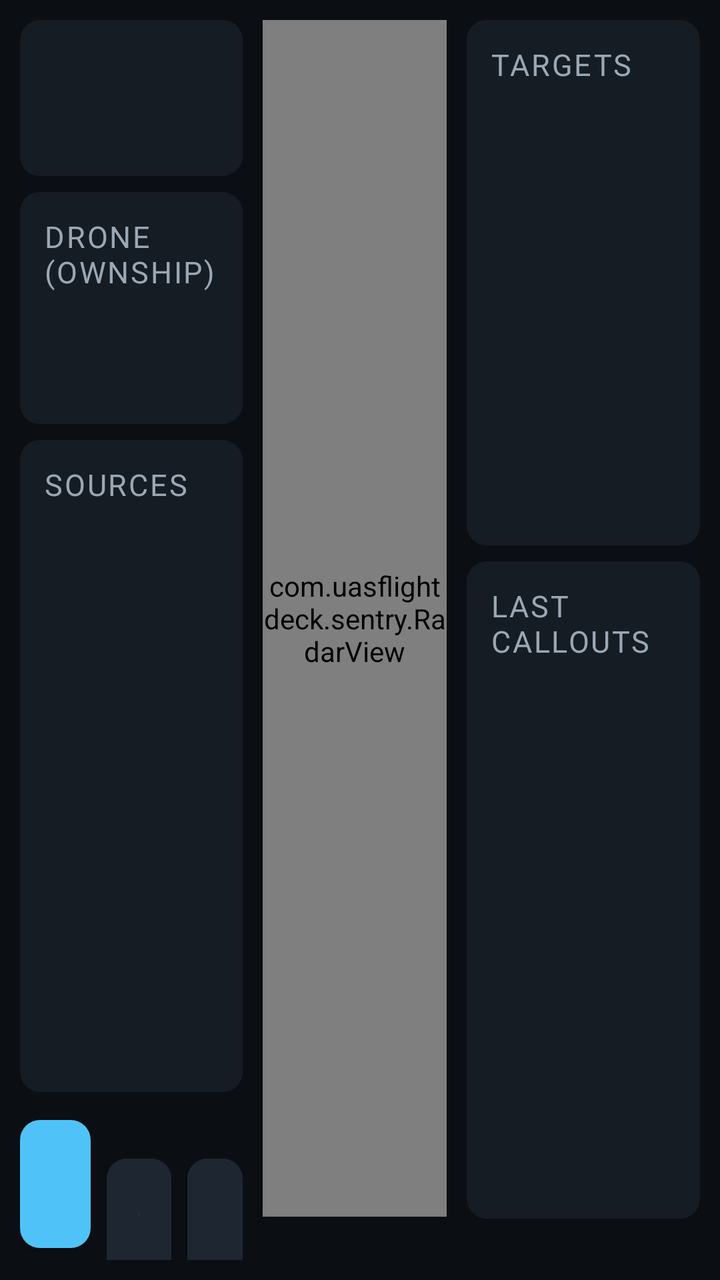
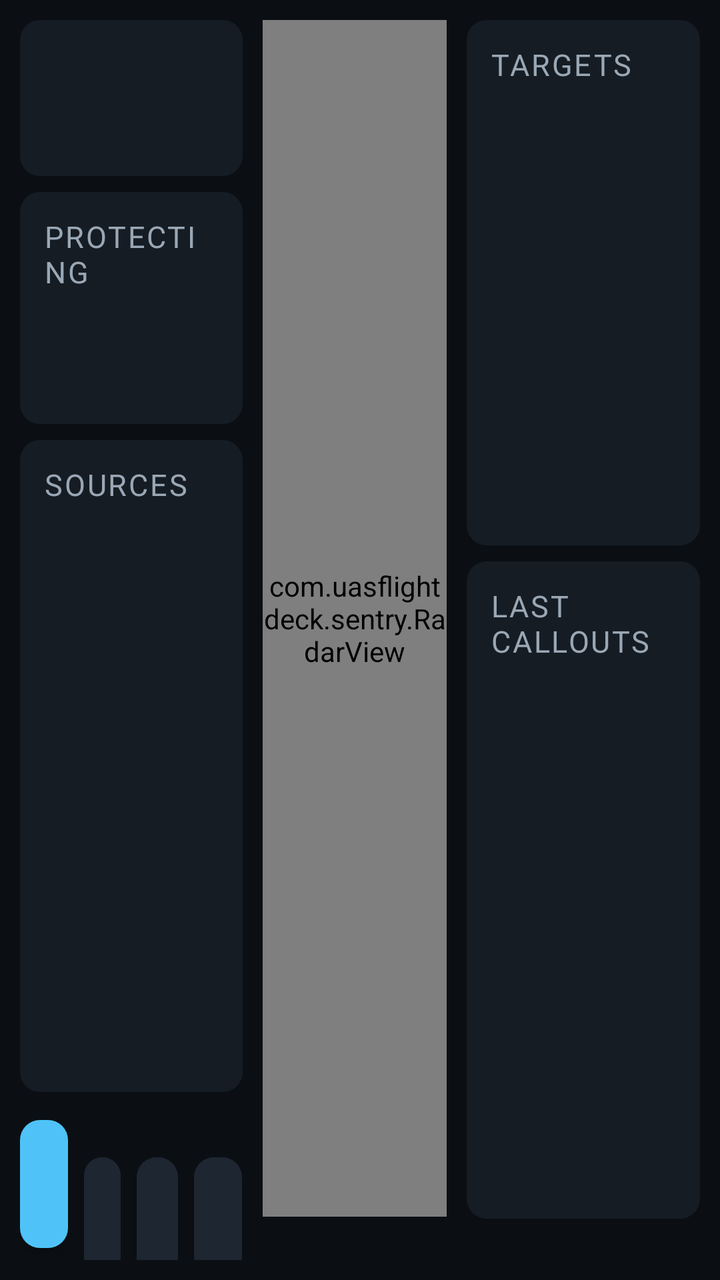

The first picture is an Android layout as it rendered before a commit; the second is the same layout after the commit. The layout source and the unified diff follow.
<!-- AndroidManifest.xml: application theme Theme.Sentry -->
<!-- res/layout/activity_main.xml -->
<?xml version="1.0" encoding="utf-8"?>
<LinearLayout xmlns:android="http://schemas.android.com/apk/res/android"
    android:layout_width="match_parent"
    android:layout_height="match_parent"
    android:background="@color/bg"
    android:orientation="horizontal"
    android:padding="10dp">

    
    <LinearLayout
        android:layout_width="0dp"
        android:layout_height="match_parent"
        android:layout_weight="1.15"
        android:orientation="vertical">

        <TextView
            android:id="@+id/banner"
            android:layout_width="match_parent"
            android:layout_height="wrap_content"
            android:background="@drawable/panel_bg"
            android:gravity="center_vertical"
            android:minHeight="78dp"
            android:paddingHorizontal="14dp"
            android:paddingVertical="8dp"
            android:textColor="@color/bg"
            android:textSize="28sp"
            android:textStyle="bold" />

        <ProgressBar
            android:id="@+id/replayProgress"
            style="?android:attr/progressBarStyleHorizontal"
            android:layout_width="match_parent"
            android:layout_height="8dp"
            android:layout_marginTop="4dp"
            android:max="1000"
            android:progressTint="@color/replay"
            android:visibility="gone" />

        <LinearLayout
            style="@style/Sentry.Panel"
            android:layout_width="match_parent"
            android:layout_height="wrap_content"
            android:layout_marginTop="8dp"
            android:orientation="vertical">
            <TextView style="@style/Sentry.Label" android:layout_width="wrap_content" android:layout_height="wrap_content" android:text="Drone (ownship)" />
            <TextView android:id="@+id/drone" style="@style/Sentry.Value" android:layout_width="match_parent" android:layout_height="wrap_content" android:textSize="24sp" android:textStyle="bold" />
            <TextView android:id="@+id/droneDetail" android:layout_width="match_parent" android:layout_height="wrap_content" android:textColor="@color/dim" android:textSize="16sp" />
        </LinearLayout>

        <LinearLayout
            style="@style/Sentry.Panel"
            android:layout_width="match_parent"
            android:layout_height="0dp"
            android:layout_marginTop="8dp"
            android:layout_weight="1"
            android:orientation="vertical">
            <TextView style="@style/Sentry.Label" android:layout_width="wrap_content" android:layout_height="wrap_content" android:text="Sources" />
            <TextView android:id="@+id/sources" android:layout_width="match_parent" android:layout_height="wrap_content" android:fontFamily="monospace" android:textSize="16sp" android:lineSpacingExtra="4dp" />
        </LinearLayout>

        <LinearLayout
            android:layout_width="match_parent"
            android:layout_height="wrap_content"
            android:layout_marginTop="8dp"
            android:orientation="horizontal">
            <com.google.android.material.button.MaterialButton
                android:id="@+id/btnArm"
                style="@style/Sentry.Button"
                android:layout_width="0dp"
                android:layout_height="76dp"
                android:layout_weight="1.1"
                android:textSize="24sp" />
            <com.google.android.material.button.MaterialButton
                android:id="@+id/btnTest"
                style="@style/Sentry.Button"
                android:layout_width="0dp"
                android:layout_height="76dp"
                android:layout_marginStart="8dp"
                android:layout_weight="1"
                android:backgroundTint="@color/panel2"
                android:text="Test callout"
                android:textSize="17sp"
                android:textColor="@color/ink" />
            <com.google.android.material.button.MaterialButton
                android:id="@+id/btnSettings"
                style="@style/Sentry.Button"
                android:layout_width="0dp"
                android:layout_height="76dp"
                android:layout_marginStart="8dp"
                android:layout_weight="0.85"
                android:backgroundTint="@color/panel2"
                android:text="Settings"
                android:textSize="17sp"
                android:textColor="@color/ink" />
        </LinearLayout>
    </LinearLayout>

    
    <LinearLayout
        android:layout_width="0dp"
        android:layout_height="match_parent"
        android:layout_marginStart="10dp"
        android:layout_weight="0.95"
        android:gravity="center_horizontal"
        android:orientation="vertical">
        <com.uasflightdeck.sentry.RadarView
            android:id="@+id/radar"
            android:layout_width="match_parent"
            android:layout_height="0dp"
            android:layout_weight="1" />
        <TextView
            android:id="@+id/zones"
            android:layout_width="match_parent"
            android:layout_height="wrap_content"
            android:gravity="center"
            android:textColor="@color/dim"
            android:textSize="16sp" />
    </LinearLayout>

    
    <LinearLayout
        android:layout_width="0dp"
        android:layout_height="match_parent"
        android:layout_marginStart="10dp"
        android:layout_weight="1.2"
        android:orientation="vertical">
        <LinearLayout
            style="@style/Sentry.Panel"
            android:layout_width="match_parent"
            android:layout_height="0dp"
            android:layout_weight="1"
            android:orientation="vertical">
            <TextView android:id="@+id/targetsLabel" style="@style/Sentry.Label" android:layout_width="wrap_content" android:layout_height="wrap_content" android:text="Targets" />
            <TextView android:id="@+id/targets" android:layout_width="match_parent" android:layout_height="wrap_content" android:fontFamily="monospace" android:textSize="15sp" android:lineSpacingExtra="3dp" />
        </LinearLayout>
        <LinearLayout
            style="@style/Sentry.Panel"
            android:layout_width="match_parent"
            android:layout_height="0dp"
            android:layout_marginTop="8dp"
            android:layout_weight="1.25"
            android:orientation="vertical">
            <TextView style="@style/Sentry.Label" android:layout_width="wrap_content" android:layout_height="wrap_content" android:text="Last callouts" />
            <TextView android:id="@+id/callouts" android:layout_width="match_parent" android:layout_height="wrap_content" android:textSize="16sp" android:lineSpacingExtra="4dp" />
        </LinearLayout>
        <TextView
            android:id="@+id/log"
            android:layout_width="match_parent"
            android:layout_height="wrap_content"
            android:layout_marginTop="6dp"
            android:fontFamily="monospace"
            android:maxLines="4"
            android:textColor="@color/dim"
            android:textSize="11sp" />
    </LinearLayout>
</LinearLayout>
<!-- resources referenced by this layout -->
<resources>
  <color name="bg">#0B0F14</color>
  <color name="dim">#9AA7B4</color>
  <color name="ink">#F2F5F8</color>
  <color name="panel2">#1D2631</color>
  <color name="replay">#B388FF</color>
  <!-- drawable panel_bg (drawable) -->
  <shape xmlns:android="http://schemas.android.com/apk/res/android">
      <solid android:color="@color/panel" />
      <corners android:radius="10dp" />
  </shape>
  <style name="Sentry.Button" parent="Widget.MaterialComponents.Button">
          <item name="android:textSize">18sp</item>
          <item name="android:minHeight">64dp</item>
          <item name="cornerRadius">10dp</item>
          <item name="android:textStyle">bold</item>
          <item name="android:textAllCaps">false</item>
          <item name="android:maxLines">1</item>
          <item name="android:paddingStart">6dp</item>
          <item name="android:letterSpacing">0</item>
          <item name="android:paddingEnd">6dp</item>
      </style>
  <style name="Sentry.Label" parent="">
          <item name="android:textColor">@color/dim</item>
          <item name="android:textSize">15sp</item>
          <item name="android:textAllCaps">true</item>
          <item name="android:letterSpacing">0.06</item>
      </style>
  <style name="Sentry.Panel" parent="">
          <item name="android:background">@drawable/panel_bg</item>
          <item name="android:padding">12dp</item>
      </style>
  <style name="Sentry.Value" parent="">
          <item name="android:textColor">@color/ink</item>
          <item name="android:textSize">20sp</item>
      </style>
  <style name="Theme.Sentry" parent="Theme.MaterialComponents.NoActionBar">
          <item name="colorPrimary">@color/advisory</item>
          <item name="colorOnPrimary">@color/bg</item>
          <item name="colorSecondary">@color/ok</item>
          <item name="android:windowBackground">@color/bg</item>
          <item name="android:statusBarColor">@color/bg</item>
          <item name="android:navigationBarColor">@color/bg</item>
          <item name="android:textColorPrimary">@color/ink</item>
          <item name="android:textColorSecondary">@color/dim</item>
          <item name="android:textColor">@color/ink</item>
      </style>
  <color name="panel">#151C24</color>
  <color name="advisory">#4FC3F7</color>
  <color name="ok">#3DDC84</color>
</resources>

<!-- the commit's change to res/layout/activity_main.xml (unified diff, before → after) -->
@@ -42,7 +42,7 @@
             android:layout_height="wrap_content"
             android:layout_marginTop="8dp"
             android:orientation="vertical">
-            <TextView style="@style/Sentry.Label" android:layout_width="wrap_content" android:layout_height="wrap_content" android:text="Drone (ownship)" />
+            <TextView android:id="@+id/droneLabel" style="@style/Sentry.Label" android:layout_width="wrap_content" android:layout_height="wrap_content" android:text="Protecting" />
             <TextView android:id="@+id/drone" style="@style/Sentry.Value" android:layout_width="match_parent" android:layout_height="wrap_content" android:textSize="24sp" android:textStyle="bold" />
             <TextView android:id="@+id/droneDetail" android:layout_width="match_parent" android:layout_height="wrap_content" android:textColor="@color/dim" android:textSize="16sp" />
         </LinearLayout>
@@ -68,18 +68,29 @@
                 style="@style/Sentry.Button"
                 android:layout_width="0dp"
                 android:layout_height="76dp"
-                android:layout_weight="1.1"
-                android:textSize="24sp" />
+                android:layout_weight="1.05"
+                android:textSize="20sp" />
             <com.google.android.material.button.MaterialButton
                 android:id="@+id/btnTest"
                 style="@style/Sentry.Button"
                 android:layout_width="0dp"
                 android:layout_height="76dp"
                 android:layout_marginStart="8dp"
-                android:layout_weight="1"
+                android:layout_weight="0.8"
                 android:backgroundTint="@color/panel2"
-                android:text="Test callout"
-                android:textSize="17sp"
+                android:text="Test"
+                android:textSize="16sp"
+                android:textColor="@color/ink" />
+            <com.google.android.material.button.MaterialButton
+                android:id="@+id/btnPick"
+                style="@style/Sentry.Button"
+                android:layout_width="0dp"
+                android:layout_height="76dp"
+                android:layout_marginStart="8dp"
+                android:layout_weight="0.9"
+                android:backgroundTint="@color/panel2"
+                android:text="Drone…"
+                android:textSize="16sp"
                 android:textColor="@color/ink" />
             <com.google.android.material.button.MaterialButton
                 android:id="@+id/btnSettings"
@@ -87,10 +98,10 @@
                 android:layout_width="0dp"
                 android:layout_height="76dp"
                 android:layout_marginStart="8dp"
-                android:layout_weight="0.85"
+                android:layout_weight="1.05"
                 android:backgroundTint="@color/panel2"
                 android:text="Settings"
-                android:textSize="17sp"
+                android:textSize="16sp"
                 android:textColor="@color/ink" />
         </LinearLayout>
     </LinearLayout>
